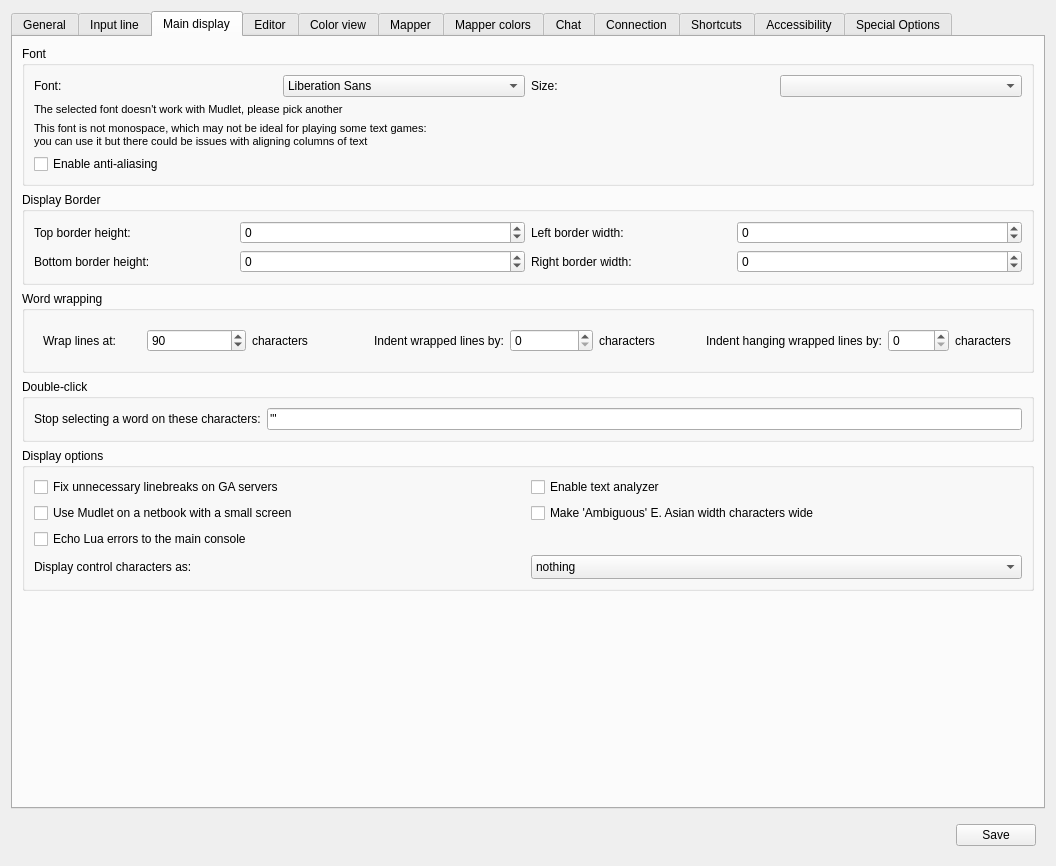
Qt form src/ui/profile_preferences.ui (ThalynLabs/Mudlet) before a commit.
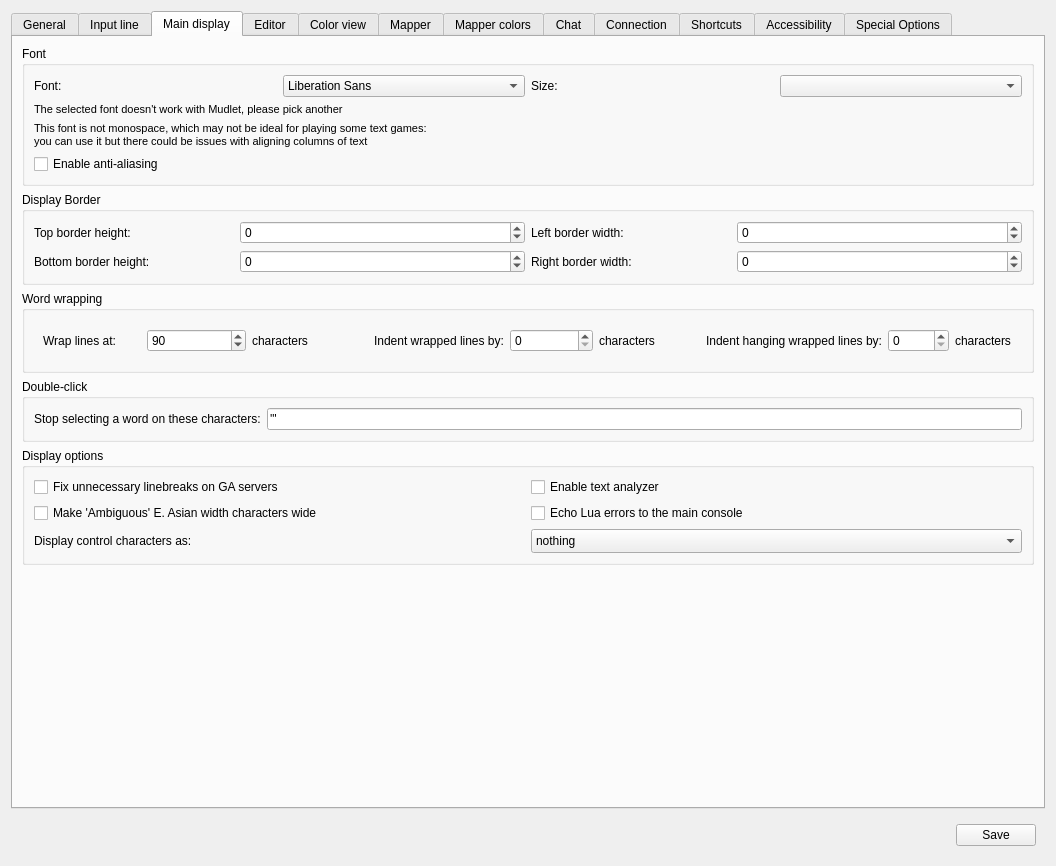
The same form after that commit. The open tabs and pages were chosen to show the change. Icons and pictures are not drawn. Custom widgets are drawn as their Qt base class.

Commit message: improve: always show full screen buttons and remember last state (#7773)

```diff
--- a/src/ui/profile_preferences.ui
+++ b/src/ui/profile_preferences.ui
@@ -1204,16 +1204,6 @@
            </widget>
           </item>
           <item row="1" column="0">
-           <widget class="QCheckBox" name="checkBox_USE_SMALL_SCREEN">
-            <property name="toolTip">
-             <string>&lt;p&gt;Select this option for better compatibility if you are using a netbook, or some other computer model that has a small screen.&lt;/p&gt;</string>
-            </property>
-            <property name="text">
-             <string>Use Mudlet on a netbook with a small screen</string>
-            </property>
-           </widget>
-          </item>
-          <item row="1" column="1">
            <widget class="QCheckBox" name="checkBox_useWideAmbiguousEastAsianGlyphs">
             <property name="text">
              <string>Make 'Ambiguous' E. Asian width characters wide</string>
@@ -1223,7 +1213,7 @@
             </property>
            </widget>
           </item>
-          <item row="2" column="0">
+          <item row="1" column="1">
            <widget class="QCheckBox" name="checkBox_echoLuaErrors">
             <property name="toolTip">
              <string>&lt;p&gt;Prints Lua errors to the main console in addition to the error tab in the editor.&lt;/p&gt;</string>
@@ -1233,14 +1223,14 @@
             </property>
            </widget>
           </item>
-          <item row="3" column="0">
+          <item row="2" column="0">
            <widget class="QLabel" name="label_controlCharacterHandling">
             <property name="text">
              <string>Display control characters as:</string>
             </property>
            </widget>
           </item>
-          <item row="3" column="1">
+          <item row="2" column="1">
            <widget class="QComboBox" name="comboBox_controlCharacterHandling">
             <property name="currentIndex">
              <number>0</number>
```
Left out of the diff: 1 changed line with no effect on the pictures. The commit also changes 5 other files.
